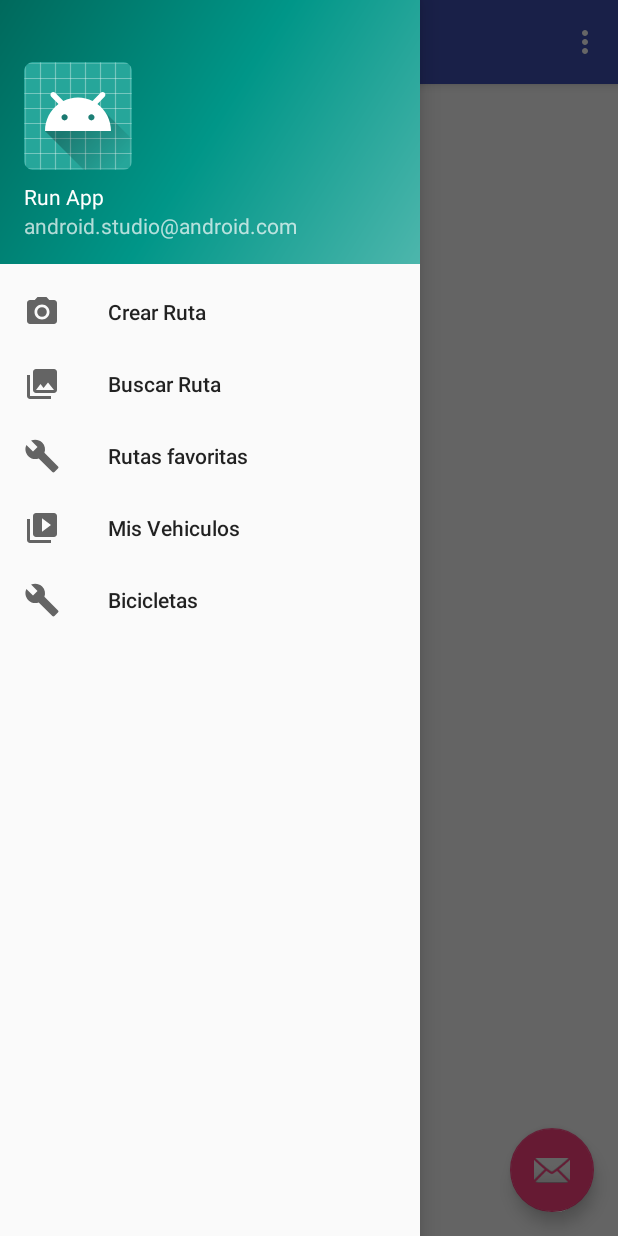
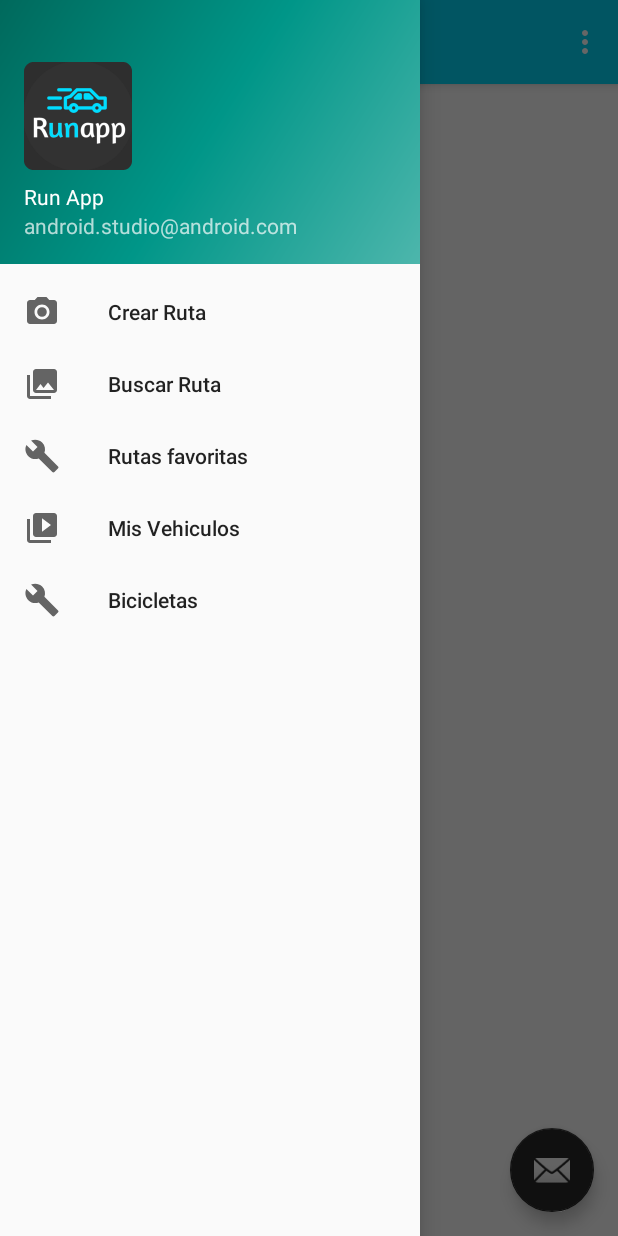
Before and after one commit to RunAppUnal/2C_runapp_ma, an Android app: the LateralMenuActivity screen opened directly, with no data from a screen before it, with the side drawer open, on a phone screen of 412 x 824 dp. Run offline under Robolectric (Android 15) with nearby library versions, the phone set to English and light mode, and no system bars.

Commit message:
Add icon and color palette

```diff
--- a/runapp-ma/app/src/main/res/mipmap-anydpi-v26/ic_launcher.xml
+++ b/runapp-ma/app/src/main/res/mipmap-anydpi-v26/ic_launcher.xml
@@ -1,5 +1,5 @@
 <?xml version="1.0" encoding="utf-8"?>
 <adaptive-icon xmlns:android="http://schemas.android.com/apk/res/android">
-    <background android:drawable="@drawable/ic_launcher_background" />
-    <foreground android:drawable="@drawable/ic_launcher_foreground" />
+    <background android:drawable="@color/ic_launcher_background"/>
+    <foreground android:drawable="@mipmap/ic_launcher_foreground"/>
 </adaptive-icon>
--- a/runapp-ma/app/src/main/res/mipmap-anydpi-v26/ic_launcher_round.xml
+++ b/runapp-ma/app/src/main/res/mipmap-anydpi-v26/ic_launcher_round.xml
@@ -1,5 +1,5 @@
 <?xml version="1.0" encoding="utf-8"?>
 <adaptive-icon xmlns:android="http://schemas.android.com/apk/res/android">
-    <background android:drawable="@drawable/ic_launcher_background" />
-    <foreground android:drawable="@drawable/ic_launcher_foreground" />
+    <background android:drawable="@color/ic_launcher_background"/>
+    <foreground android:drawable="@mipmap/ic_launcher_foreground"/>
 </adaptive-icon>
--- a/runapp-ma/app/src/main/res/values/colors.xml
+++ b/runapp-ma/app/src/main/res/values/colors.xml
@@ -1,6 +1,8 @@
 <?xml version="1.0" encoding="utf-8"?>
 <resources>
-    <color name="colorPrimary">#3F51B5</color>
-    <color name="colorPrimaryDark">#303F9F</color>
-    <color name="colorAccent">#FF4081</color>
+    <color name="colorPrimary">#02D6F6</color>
+    <color name="colorPrimaryDark">#1B808F</color>
+    <color name="colorAccent">#272727</color>
+    <color name="colorAccentDark">#151515</color>
+    <color name="white">#F4F4F4</color>
 </resources>
--- /dev/null
+++ b/runapp-ma/app/src/main/res/values/ic_launcher_background.xml
@@ -0,0 +1,4 @@
+<?xml version="1.0" encoding="utf-8"?>
+<resources>
+    <color name="ic_launcher_background">#2E2E2E</color>
+</resources>
```
Also changed, not shown: runapp-ma/app/src/main/ic_launcher-web.png (added), runapp-ma/app/src/main/res/mipmap-hdpi/ic_launcher.png, runapp-ma/app/src/main/res/mipmap-hdpi/ic_launcher_foreground.png (added), runapp-ma/app/src/main/res/mipmap-hdpi/ic_launcher_round.png, runapp-ma/app/src/main/res/mipmap-mdpi/ic_launcher.png, runapp-ma/app/src/main/res/mipmap-mdpi/ic_launcher_foreground.png (added), runapp-ma/app/src/main/res/mipmap-mdpi/ic_launcher_round.png, runapp-ma/app/src/main/res/mipmap-xhdpi/ic_launcher.png, runapp-ma/app/src/main/res/mipmap-xhdpi/ic_launcher_foreground.png (added), runapp-ma/app/src/main/res/mipmap-xhdpi/ic_launcher_round.png, runapp-ma/app/src/main/res/mipmap-xxhdpi/ic_launcher.png, runapp-ma/app/src/main/res/mipmap-xxhdpi/ic_launcher_foreground.png (added), runapp-ma/app/src/main/res/mipmap-xxhdpi/ic_launcher_round.png, runapp-ma/app/src/main/res/mipmap-xxxhdpi/ic_launcher.png, 2 more files.
